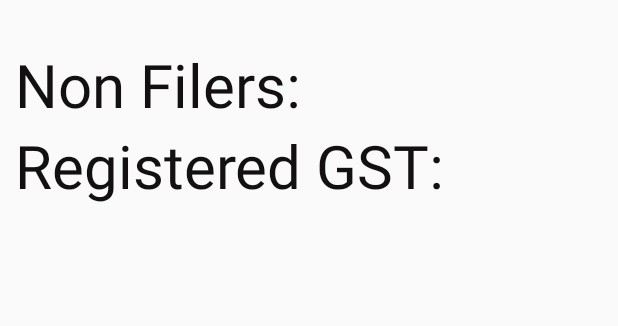
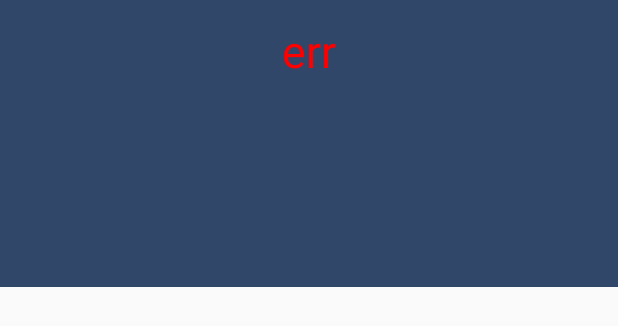
Before and after one commit to adityasuman2025/GSTApp, an Android app: the layout activity_dashboard.xml on its own in the app's theme, with its tools: preview values and no code run, on a phone screen of 412 x 824 dp. Shown: the top 326 px of the screen. Run offline under Robolectric (Android 15) with nearby library versions, the phone set to English and light mode, and no system bars.

Commit message:
header of dashboard

```diff
--- a/app/src/main/java/in/mngo/myapplication/CsvToJSON.java
+++ b/app/src/main/java/in/mngo/myapplication/CsvToJSON.java
@@ -89,6 +89,8 @@ public class CsvToJSON extends AsyncTask<String,Void,String>
             return "-2";
         }
 
-        return jsonArray.toString();
+        //return jsonArray.toString();
+
+        return "-1";
     }
 }
--- a/app/src/main/res/layout/activity_dashboard.xml
+++ b/app/src/main/res/layout/activity_dashboard.xml
@@ -1,40 +1,58 @@
 <?xml version="1.0" encoding="utf-8"?>
-<ScrollView xmlns:android="http://schemas.android.com/apk/res/android"
+<RelativeLayout xmlns:android="http://schemas.android.com/apk/res/android"
     xmlns:app="http://schemas.android.com/apk/res-auto"
     xmlns:tools="http://schemas.android.com/tools"
     android:layout_width="match_parent"
     android:layout_height="match_parent"
-    tools:context=".Dashboard">
+    tools:context=".Dashboard"
+    >
 
     <LinearLayout
+        android:id="@+id/headerInfo"
         android:layout_width="match_parent"
         android:layout_height="wrap_content"
         android:orientation="vertical"
-        android:padding="15px">
+        android:layout_alignParentTop="true"
+        android:background="@color/colorAccent"
+        android:padding="20px">
 
         <TextView
             android:id="@+id/text"
             android:layout_width="match_parent"
             android:layout_height="wrap_content"
             android:textAlignment="center"
-            android:textColor="@color/red"/>
+            android:textColor="@color/red"
+            android:text="err"
+            android:textSize="45px"/>
 
         <TextView
             android:id="@+id/nonFilersCount"
             android:layout_width="match_parent"
             android:layout_height="wrap_content"
-            android:textSize="60px"
-            android:textColor="@color/colorPrimaryDark"
-            android:text="Non Filers: "/>
+            android:textSize="70px"
+            android:text=""
+            android:textColor="@color/white"/>
 
         <TextView
             android:id="@+id/GSTCount"
             android:layout_width="match_parent"
             android:layout_height="wrap_content"
-            android:textSize="60px"
-            android:textColor="@color/colorPrimaryDark"
-            android:text="Registered GST: "/>
-
+            android:textSize="70px"
+            android:text=""
+            android:textColor="@color/white"/>
     </LinearLayout>
 
-</ScrollView>
+    <LinearLayout
+        android:layout_below="@+id/headerInfo"
+        android:layout_width="match_parent"
+        android:layout_height="wrap_content"
+        android:orientation="vertical">
+
+        <ListView
+            android:id="@+id/listGST"
+            android:layout_width="match_parent"
+            android:layout_height="wrap_content">
+        </ListView>
+    </LinearLayout>
+
+</RelativeLayout>
```
Also changed, not shown: app/src/main/java/in/mngo/myapplication/Dashboard.java (+45 -6 lines).
